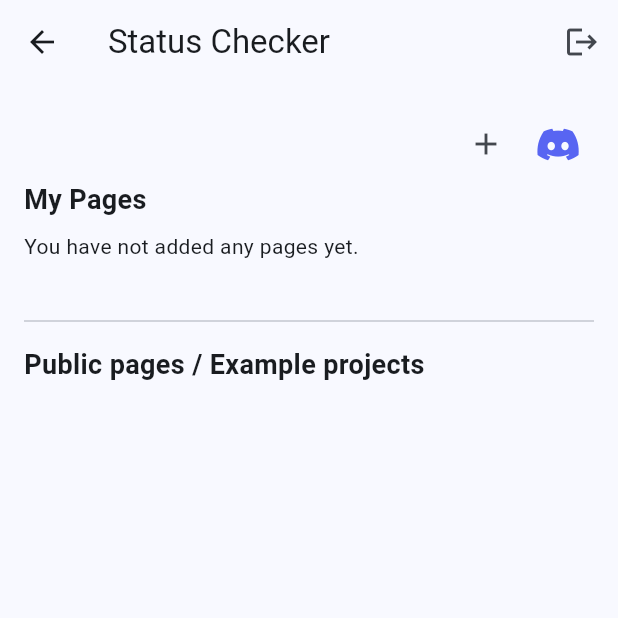
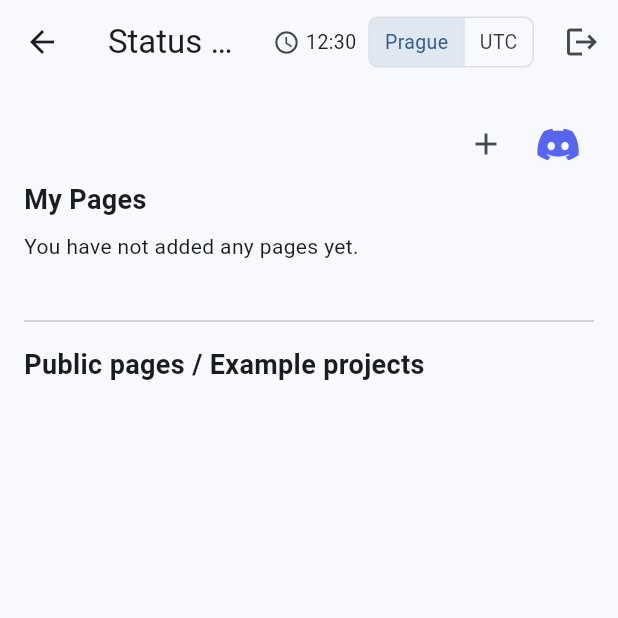
Before and after one commit to MrBujnowski/status-checker, a Flutter app: the HomePage screen opened directly, on a phone screen of 412 x 824 dp, the top half of it. Run offline on Flutter 3.47's test engine with Material 3 defaults, Android fonts, the phone set to English and light mode, and no system bars; our stand-ins replace font_awesome_flutter, supabase_flutter; accounts and stored records are empty.

Commit message:
Add timezone switch with clock to homepage

```diff
--- a/lib/home_page.dart
+++ b/lib/home_page.dart
@@ -7,6 +7,7 @@ import 'services/supabase_service.dart';
 import 'services/discord_service.dart';
 import 'login_page.dart';
 import 'widgets/home_content.dart';
+import 'widgets/timezone_switch.dart';
 
 class HomePage extends StatefulWidget {
   const HomePage({super.key});
@@ -25,6 +26,7 @@ class _HomePageState extends State<HomePage> {
   UserSettings? currentUserSettings;
   bool isLoading = true;
   bool isLoggedIn = false;
+  String timezone = 'Europe/Prague';
 
   @override
   void initState() {
@@ -167,6 +169,13 @@ class _HomePageState extends State<HomePage> {
         appBar: AppBar(
           title: const Text('Status Checker'),
           actions: [
+            Padding(
+              padding: const EdgeInsets.symmetric(horizontal: 8),
+              child: TimezoneSwitchWidget(
+                selectedTimezone: timezone,
+                onChanged: (tz) => setState(() => timezone = tz),
+              ),
+            ),
             if (isLoggedIn)
               IconButton(
                 icon: const Icon(Icons.logout),
@@ -185,6 +194,7 @@ class _HomePageState extends State<HomePage> {
           currentUserSettings: currentUserSettings,
           onUpdateUserSettings: _updateUserSettings,
           onLoadDiscordWebhookUrl: _loadDiscordWebhookUrl,
+          timezone: timezone,
         ),
       );
   }
--- a/lib/widgets/home_content.dart
+++ b/lib/widgets/home_content.dart
@@ -15,6 +15,7 @@ class HomeContent extends StatefulWidget {
   final UserSettings? currentUserSettings;
   final Future<void> Function({String? discordWebhookUrl, bool? isAdmin}) onUpdateUserSettings;
   final Future<String?> Function() onLoadDiscordWebhookUrl;
+  final String timezone;
 
   const HomeContent({
     super.key,
@@ -27,6 +28,7 @@ class HomeContent extends StatefulWidget {
     this.currentUserSettings,
     required this.onUpdateUserSettings,
     required this.onLoadDiscordWebhookUrl,
+    required this.timezone,
   });
 
   @override
@@ -320,7 +322,7 @@ class _HomeContentState extends State<HomeContent> {
             (entry) => Card(
               margin: const EdgeInsets.symmetric(vertical: 8),
               child: ListTile(
-                title: PageStatusRowWidget(page: entry, timezone: "Europe/Prague"),
+                title: PageStatusRowWidget(page: entry, timezone: widget.timezone),
                 trailing: Row(
                   mainAxisSize: MainAxisSize.min,
                   children: [
@@ -351,7 +353,7 @@ class _HomeContentState extends State<HomeContent> {
           (entry) => Card(
             margin: const EdgeInsets.symmetric(vertical: 8),
             child: ListTile(
-              title: PageStatusRowWidget(page: entry, timezone: "Europe/Prague"),
+              title: PageStatusRowWidget(page: entry, timezone: widget.timezone),
             ),
           ),
         ),
--- a/lib/widgets/timezone_switch.dart
+++ b/lib/widgets/timezone_switch.dart
@@ -1,6 +1,8 @@
 import 'package:flutter/material.dart';
+import 'package:intl/intl.dart';
+import 'dart:async';
 
-class TimezoneSwitchWidget extends StatelessWidget {
+class TimezoneSwitchWidget extends StatefulWidget {
   final String selectedTimezone;
   final void Function(String timezone) onChanged;
 
@@ -11,19 +13,66 @@ class TimezoneSwitchWidget extends StatelessWidget {
   });
 
   @override
+  State<TimezoneSwitchWidget> createState() => _TimezoneSwitchWidgetState();
+}
+
+class _TimezoneSwitchWidgetState extends State<TimezoneSwitchWidget> {
+  late Timer _timer;
+
+  @override
+  void initState() {
+    super.initState();
+    _timer = Timer.periodic(const Duration(minutes: 1), (_) {
+      if (mounted) setState(() {});
+    });
+  }
+
+  @override
+  void dispose() {
+    _timer.cancel();
+    super.dispose();
+  }
+
+  DateTime _pragueTime(DateTime utc) {
+    int year = utc.year;
+    DateTime lastSunday(int month) {
+      var date = DateTime.utc(year, month + 1, 1).subtract(const Duration(days: 1));
+      while (date.weekday != DateTime.sunday) {
+        date = date.subtract(const Duration(days: 1));
+      }
+      return date;
+    }
+
+    final start = DateTime.utc(year, 3, lastSunday(3).day, 1); // DST start 01:00 UTC
+    final end = DateTime.utc(year, 10, lastSunday(10).day, 1); // DST end 01:00 UTC
+    final isDst = utc.isAfter(start) && utc.isBefore(end);
+    final offset = isDst ? 2 : 1;
+    return utc.add(Duration(hours: offset));
+  }
+
+  String _formattedTime() {
+    DateTime utc = DateTime.now().toUtc();
+    DateTime displayTime =
+        widget.selectedTimezone == 'UTC' ? utc : _pragueTime(utc);
+    return DateFormat('HH:mm').format(displayTime);
+  }
+
+  @override
   Widget build(BuildContext context) {
     return Row(
       children: [
         const Icon(Icons.access_time, size: 18),
         const SizedBox(width: 4),
+        Text(_formattedTime(), style: const TextStyle(fontSize: 13)),
+        const SizedBox(width: 8),
         ToggleButtons(
           isSelected: [
-            selectedTimezone == 'Europe/Prague',
-            selectedTimezone == 'UTC',
+            widget.selectedTimezone == 'Europe/Prague',
+            widget.selectedTimezone == 'UTC',
           ],
           onPressed: (idx) {
-            if (idx == 0) onChanged('Europe/Prague');
-            if (idx == 1) onChanged('UTC');
+            if (idx == 0) widget.onChanged('Europe/Prague');
+            if (idx == 1) widget.onChanged('UTC');
           },
           borderRadius: BorderRadius.circular(6),
           constraints: const BoxConstraints(minWidth: 44, minHeight: 32),
```
Lines whose indentation alone changed are shown as unchanged.
